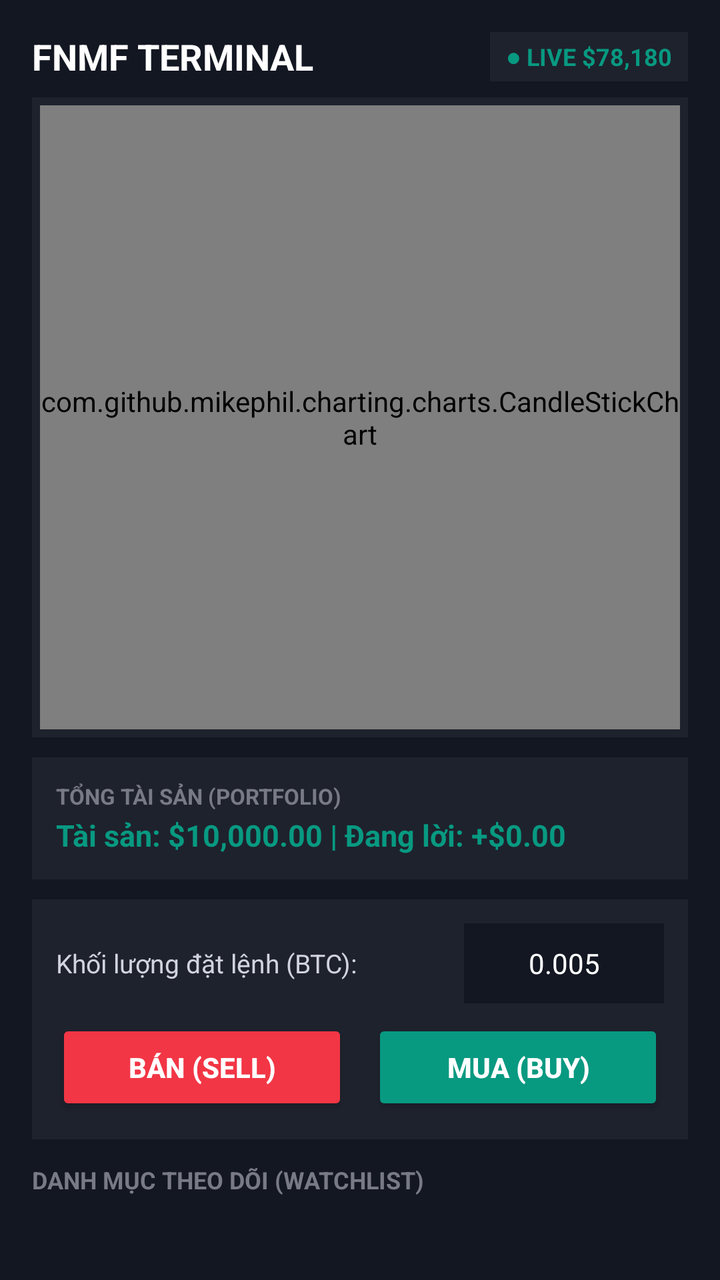
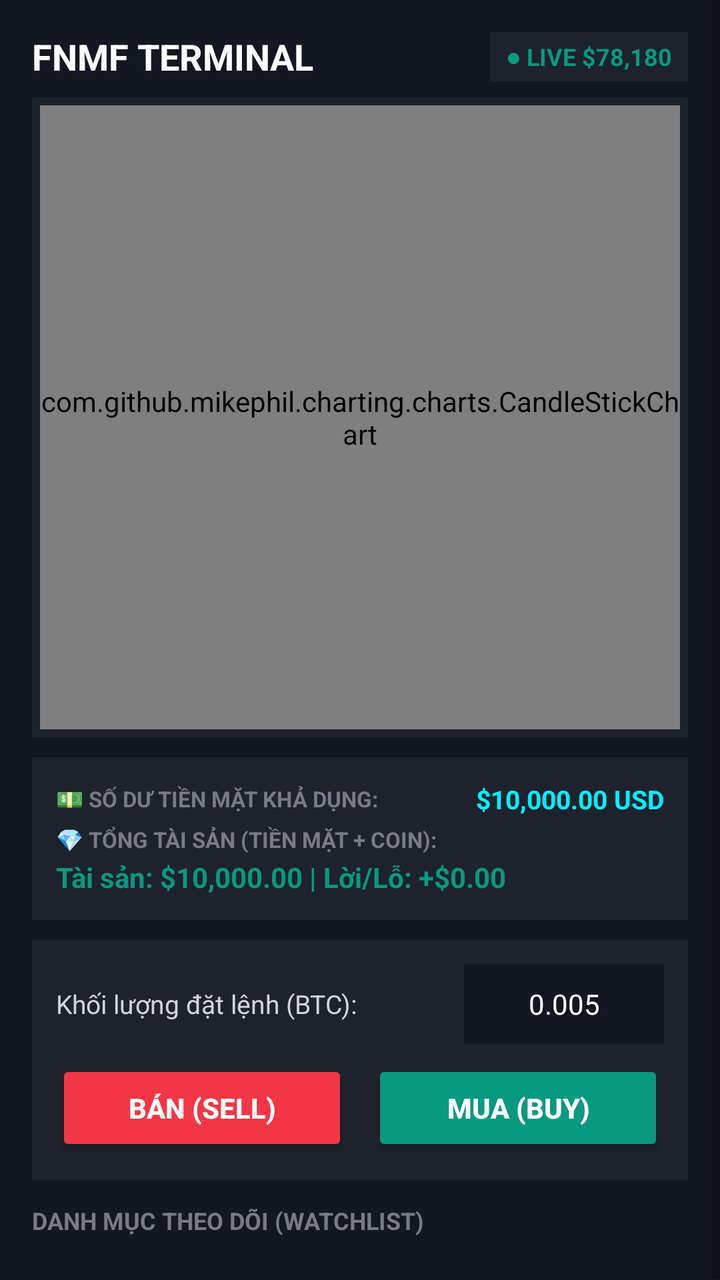

Compare the two renders of this Android layout. The source of the first and the diff that turns it into the second are given below.
<!-- AndroidManifest.xml: application theme Theme.NHUMONGLENH -->
<!-- res/layout/layout_activity2.xml -->
<?xml version="1.0" encoding="utf-8"?>
<ScrollView xmlns:android="http://schemas.android.com/apk/res/android"
    android:layout_width="match_parent"
    android:layout_height="match_parent"
    android:background="#131722"
    android:fitsSystemWindows="true"
    android:fillViewport="true">

    <LinearLayout
        android:layout_width="match_parent"
        android:layout_height="wrap_content"
        android:orientation="vertical"
        android:padding="16dp">

        
        <LinearLayout
            android:layout_width="match_parent"
            android:layout_height="wrap_content"
            android:orientation="horizontal"
            android:gravity="center_vertical"
            android:paddingBottom="8dp">

            <TextView
                android:layout_width="0dp"
                android:layout_height="wrap_content"
                android:layout_weight="1"
                android:text="FNMF TERMINAL"
                android:textColor="#FFFFFF"
                android:textSize="18sp"
                android:textStyle="bold" />

            <TextView
                android:id="@+id/tvLiveStatus"
                android:layout_width="wrap_content"
                android:layout_height="wrap_content"
                android:text="● LIVE $78,180"
                android:textColor="#089981"
                android:textSize="12sp"
                android:textStyle="bold"
                android:paddingHorizontal="8dp"
                android:paddingVertical="4dp"
                android:background="#1E222D" />
        </LinearLayout>

        
        <FrameLayout
            android:layout_width="match_parent"
            android:layout_height="320dp"
            android:background="#1E222D"
            android:padding="4dp">

            <com.github.mikephil.charting.charts.CandleStickChart
                android:id="@+id/candleChart"
                android:layout_width="match_parent"
                android:layout_height="match_parent" />

            
            <ProgressBar
                android:id="@+id/pbLoading"
                android:layout_width="wrap_content"
                android:layout_height="wrap_content"
                android:layout_gravity="center"
                android:visibility="gone"/>

            
            <TextView
                android:id="@+id/tvStateMessage"
                android:layout_width="wrap_content"
                android:layout_height="wrap_content"
                android:layout_gravity="center"
                android:textColor="#F23645"
                android:textStyle="bold"
                android:visibility="gone"/>
        </FrameLayout>

        
        <LinearLayout
            android:layout_width="match_parent"
            android:layout_height="wrap_content"
            android:orientation="vertical"
            android:background="#1E222D"
            android:padding="12dp"
            android:layout_marginTop="10dp">

            <TextView
                android:layout_width="wrap_content"
                android:layout_height="wrap_content"
                android:text="TỔNG TÀI SẢN (PORTFOLIO)"
                android:textColor="#787B86"
                android:textSize="11sp"
                android:textStyle="bold" />

            <TextView
                android:id="@+id/tvHoldings"
                android:layout_width="match_parent"
                android:layout_height="wrap_content"
                android:text="Tài sản: $10,000.00 | Đang lời: +$0.00"
                android:textColor="#089981"
                android:textSize="15sp"
                android:textStyle="bold"
                android:layout_marginTop="2dp" />
        </LinearLayout>

        
        <LinearLayout
            android:layout_width="match_parent"
            android:layout_height="wrap_content"
            android:orientation="vertical"
            android:background="#1E222D"
            android:padding="12dp"
            android:layout_marginTop="10dp">

            <LinearLayout
                android:layout_width="match_parent"
                android:layout_height="wrap_content"
                android:orientation="horizontal"
                android:gravity="center_vertical"
                android:layout_marginBottom="8dp">

                <TextView
                    android:layout_width="0dp"
                    android:layout_height="wrap_content"
                    android:layout_weight="1"
                    android:text="Khối lượng đặt lệnh (BTC):"
                    android:textColor="#D1D4DC"
                    android:textSize="13sp" />

                <EditText
                    android:id="@+id/etQuantity"
                    android:layout_width="100dp"
                    android:layout_height="40dp"
                    android:background="#131722"
                    android:textColor="#FFFFFF"
                    android:text="0.005"
                    android:textSize="14sp"
                    android:gravity="center"
                    android:inputType="numberDecimal"
                    android:paddingHorizontal="6dp"/>
            </LinearLayout>

            <LinearLayout
                android:layout_width="match_parent"
                android:layout_height="wrap_content"
                android:orientation="horizontal">

                <Button
                    android:id="@+id/btnSell"
                    android:layout_width="0dp"
                    android:layout_weight="1"
                    android:layout_height="48dp"
                    android:text="BÁN (SELL)"
                    android:textColor="#FFFFFF"
                    android:textStyle="bold"
                    android:backgroundTint="#F23645"
                    android:layout_marginEnd="6dp"/>

                <Button
                    android:id="@+id/btnBuy"
                    android:layout_width="0dp"
                    android:layout_weight="1"
                    android:layout_height="48dp"
                    android:text="MUA (BUY)"
                    android:textColor="#FFFFFF"
                    android:textStyle="bold"
                    android:backgroundTint="#089981"
                    android:layout_marginStart="6dp"/>
            </LinearLayout>
        </LinearLayout>

        
        <TextView
            android:layout_width="match_parent"
            android:layout_height="wrap_content"
            android:text="DANH MỤC THEO DÕI (WATCHLIST)"
            android:textColor="#787B86"
            android:textSize="12sp"
            android:textStyle="bold"
            android:layout_marginTop="12dp"
            android:layout_marginBottom="6dp"/>

        
        <LinearLayout
            android:id="@+id/llWatchlistContainer"
            android:layout_width="match_parent"
            android:layout_height="wrap_content"
            android:orientation="vertical" />

        
        <ListView
            android:id="@+id/lvWatchlist"
            android:layout_width="match_parent"
            android:layout_height="wrap_content"
            android:visibility="gone" />

    </LinearLayout>
</ScrollView>
<!-- resources referenced by this layout -->
<resources>
  <style name="Theme.NHUMONGLENH" parent="Theme.MaterialComponents.DayNight.DarkActionBar">
          
          <item name="colorPrimary">@color/purple_500</item>
          <item name="colorPrimaryVariant">@color/purple_700</item>
          <item name="colorOnPrimary">@color/white</item>
          
          <item name="colorSecondary">@color/teal_200</item>
          <item name="colorSecondaryVariant">@color/teal_700</item>
          <item name="colorOnSecondary">@color/black</item>
          
          <item name="android:statusBarColor">?attr/colorPrimaryVariant</item>
          
      </style>
  <color name="purple_500">#FF6200EE</color>
  <color name="purple_700">#FF3700B3</color>
  <color name="white">#FFFFFFFF</color>
  <color name="teal_200">#FF03DAC5</color>
  <color name="teal_700">#FF018786</color>
  <color name="black">#FF000000</color>
</resources>

<!-- the commit's change to res/layout/layout_activity2.xml (unified diff, before → after) -->
@@ -75,6 +75,7 @@
 
         
         <LinearLayout
+            android:id="@+id/llPortfolioContainer"
             android:layout_width="match_parent"
             android:layout_height="wrap_content"
             android:orientation="vertical"
@@ -82,10 +83,38 @@
             android:padding="12dp"
             android:layout_marginTop="10dp">
 
-            <TextView
-                android:layout_width="wrap_content"
-                android:layout_height="wrap_content"
-                android:text="TỔNG TÀI SẢN (PORTFOLIO)"
+            
+            <LinearLayout
+                android:layout_width="match_parent"
+                android:layout_height="wrap_content"
+                android:orientation="horizontal"
+                android:gravity="center_vertical"
+                android:layout_marginBottom="4dp">
+
+                <TextView
+                    android:layout_width="0dp"
+                    android:layout_weight="1"
+                    android:layout_height="wrap_content"
+                    android:text="💵 SỐ DƯ TIỀN MẶT KHẢ DỤNG:"
+                    android:textColor="#787B86"
+                    android:textSize="11sp"
+                    android:textStyle="bold" />
+
+                <TextView
+                    android:id="@+id/tvCashBalance"
+                    android:layout_width="wrap_content"
+                    android:layout_height="wrap_content"
+                    android:text="$10,000.00 USD"
+                    android:textColor="#00F0FF"
+                    android:textSize="13sp"
+                    android:textStyle="bold" />
+            </LinearLayout>
+
+            
+            <TextView
+                android:layout_width="wrap_content"
+                android:layout_height="wrap_content"
+                android:text="💎 TỔNG TÀI SẢN (TIỀN MẶT + COIN):"
                 android:textColor="#787B86"
                 android:textSize="11sp"
                 android:textStyle="bold" />
@@ -94,9 +123,9 @@
                 android:id="@+id/tvHoldings"
                 android:layout_width="match_parent"
                 android:layout_height="wrap_content"
-                android:text="Tài sản: $10,000.00 | Đang lời: +$0.00"
+                android:text="Tài sản: $10,000.00 | Lời/Lỗ: +$0.00"
                 android:textColor="#089981"
-                android:textSize="15sp"
+                android:textSize="14sp"
                 android:textStyle="bold"
                 android:layout_marginTop="2dp" />
         </LinearLayout>
